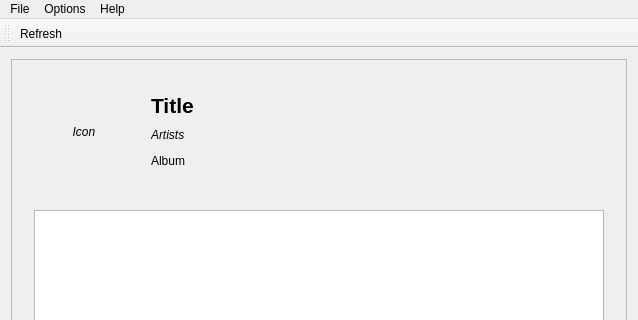
Cynnexis/MuSync, file mainwindow.ui: the form before one commit; both pictures show x 0 to 638 and y 0 to 320 of the 638 by 493 pixel window.
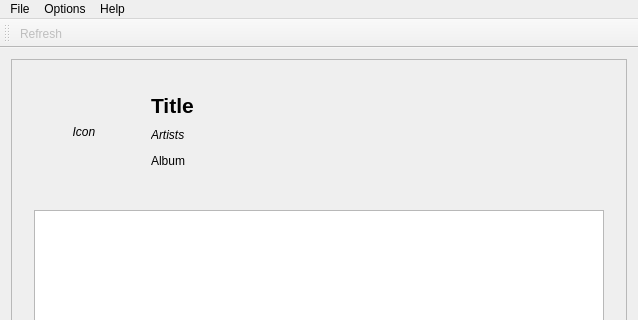
The form after the commit.

Patch:
```diff
--- a/mainwindow.ui
+++ b/mainwindow.ui
@@ -166,6 +166,9 @@
   </widget>
   <widget class="QStatusBar" name="statusBar"/>
   <action name="actionRefresh">
+   <property name="enabled">
+    <bool>false</bool>
+   </property>
    <property name="text">
     <string>Refresh</string>
    </property>
```
